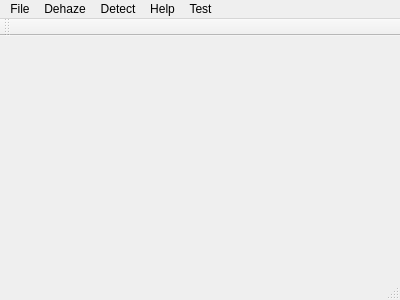
Qt form ImageProcess/mainwindow.ui (naihaishy/DIP-Applications) before a commit.
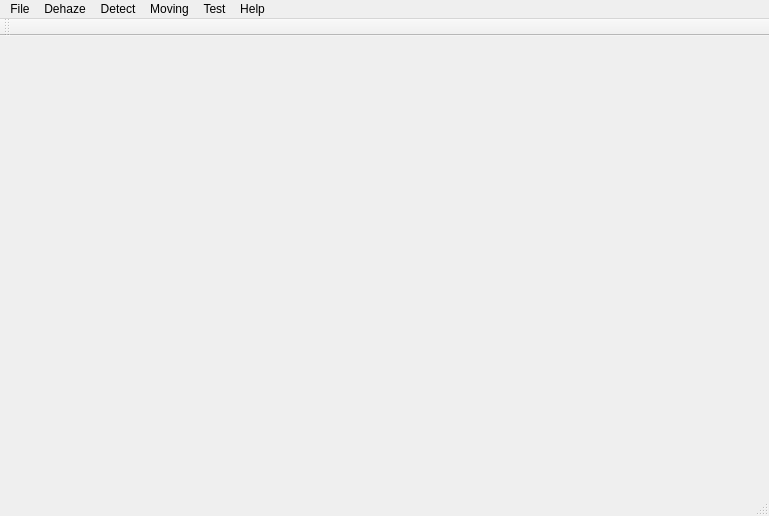
The same form after that commit. Icons and pictures are not drawn.

Commit message: Moving Object Detection

```diff
--- a/ImageProcess/mainwindow.ui
+++ b/ImageProcess/mainwindow.ui
@@ -6,8 +6,8 @@
    <rect>
     <x>0</x>
     <y>0</y>
-    <width>400</width>
-    <height>300</height>
+    <width>769</width>
+    <height>516</height>
    </rect>
   </property>
   <property name="windowTitle">
@@ -29,7 +29,7 @@
     <rect>
      <x>0</x>
      <y>0</y>
-     <width>400</width>
+     <width>769</width>
      <height>26</height>
     </rect>
    </property>
@@ -73,13 +73,23 @@
     <property name="title">
      <string>Test</string>
     </property>
-    <addaction name="actionDetect_Test"/>
+   </widget>
+   <widget class="QMenu" name="menuMoving">
+    <property name="title">
+     <string>Moving</string>
+    </property>
+    <addaction name="actionOpen_Video"/>
+    <addaction name="separator"/>
+    <addaction name="actionFrame_Diff"/>
+    <addaction name="actionSGM"/>
+    <addaction name="actionGMM"/>
    </widget>
    <addaction name="menuOpen_O"/>
    <addaction name="menuDehaze"/>
    <addaction name="menuDetect"/>
-   <addaction name="menuHelp"/>
+   <addaction name="menuMoving"/>
    <addaction name="menuTest"/>
+   <addaction name="menuHelp"/>
   </widget>
   <widget class="QToolBar" name="mainToolBar">
    <attribute name="toolBarArea">
```
Left out of the diff: 23 changed lines with no effect on the pictures. The commit also changes 17 other files.
